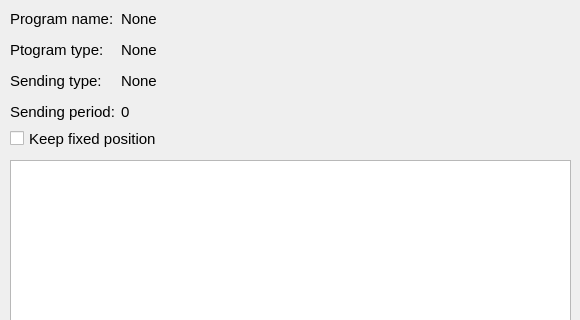
This is 2-sem/lab3b/Windows/programwindow.ui in Megarekrut65/OOP-labs as Qt 5 draws it before an edit; both pictures show x 0 to 580 and y 0 to 320 of the 580 by 480 pixel window. The edited form follows.
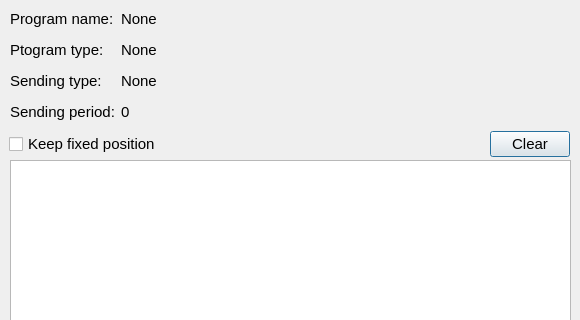
This is the edited form.

Diff of the .ui file:
```diff
--- a/2-sem/lab3b/Windows/programwindow.ui
+++ b/2-sem/lab3b/Windows/programwindow.ui
@@ -182,15 +182,18 @@
     </rect>
    </property>
   </widget>
-  <widget class="QCheckBox" name="checkBoxFixedPosition">
+  <widget class="QWidget" name="horizontalLayoutWidget">
    <property name="geometry">
     <rect>
-     <x>10</x>
+     <x>9</x>
      <y>130</y>
-     <width>171</width>
-     <height>17</height>
+     <width>561</width>
+     <height>28</height>
     </rect>
    </property>
+   <layout class="QHBoxLayout" name="horizontalLayout">
+    <item>
+     <widget class="QCheckBox" name="checkBoxFixedPosition">
    <property name="font">
     <font>
      <pointsize>11</pointsize>
@@ -199,6 +202,34 @@
    <property name="text">
     <string>Keep fixed position</string>
    </property>
+     </widget>
+    </item>
+    <item>
+     <spacer name="horizontalSpacer">
+      <property name="orientation">
+       <enum>Qt::Horizontal</enum>
+      </property>
+      <property name="sizeHint" stdset="0">
+       <size>
+        <width>40</width>
+        <height>20</height>
+       </size>
+      </property>
+     </spacer>
+    </item>
+    <item>
+     <widget class="QPushButton" name="pushButtonClear">
+      <property name="font">
+       <font>
+        <pointsize>11</pointsize>
+       </font>
+      </property>
+      <property name="text">
+       <string>Clear</string>
+      </property>
+     </widget>
+    </item>
+   </layout>
   </widget>
  </widget>
  <resources/>
```
Lines whose indentation alone changed are shown as unchanged.
